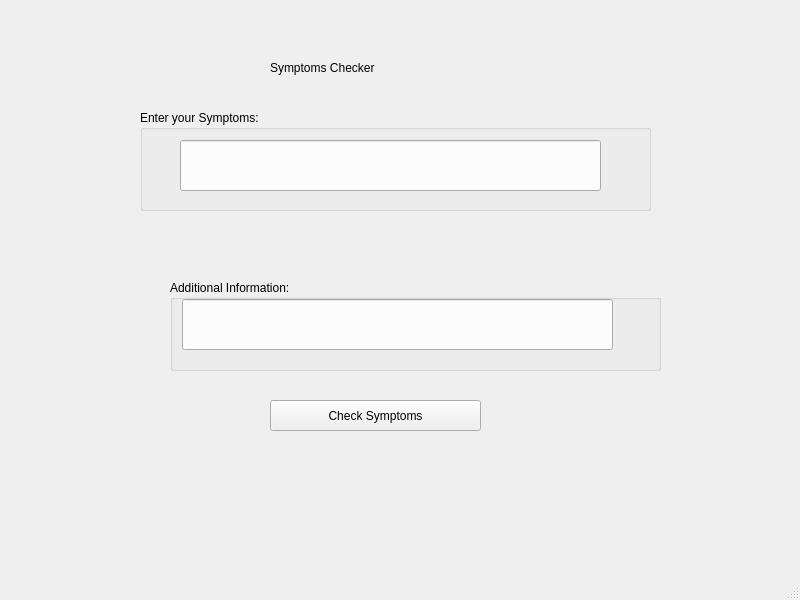
The window that Screens/Symptoms_checker.ui (Ghulam-Mustafa08291/IlajNow) describes before a commit, drawn with Qt 5.
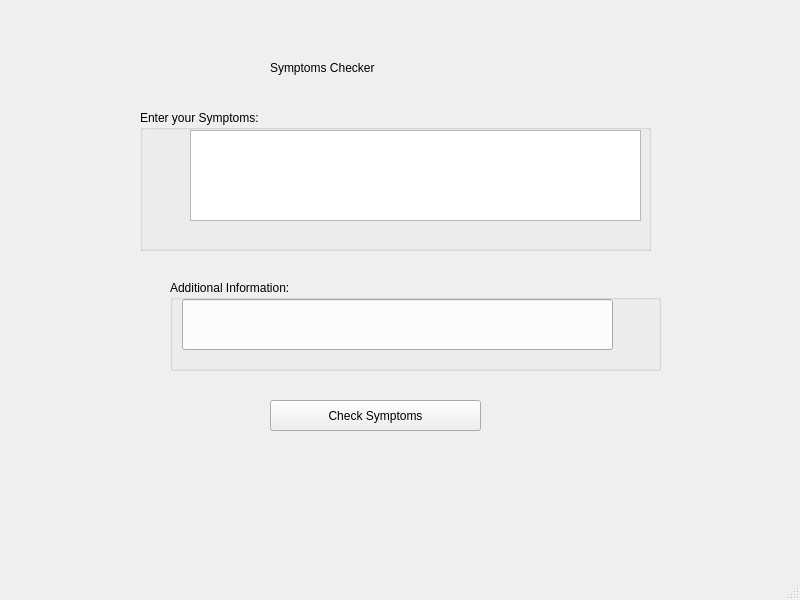
The same window after the commit.

Commit message: symptom checker and result implemented

Diff of the .ui file:
```diff
--- a/Screens/Symptoms_checker.ui
+++ b/Screens/Symptoms_checker.ui
@@ -40,16 +40,6 @@
      <string/>
     </property>
    </widget>
-   <widget class="QLineEdit" name="lineEdit">
-    <property name="geometry">
-     <rect>
-      <x>180</x>
-      <y>140</y>
-      <width>421</width>
-      <height>51</height>
-     </rect>
-    </property>
-   </widget>
    <widget class="QLineEdit" name="lineEdit_2">
     <property name="geometry">
      <rect>
@@ -92,12 +82,22 @@
       <x>140</x>
       <y>110</y>
       <width>511</width>
-      <height>101</height>
+      <height>141</height>
      </rect>
     </property>
     <property name="title">
      <string>Enter your Symptoms:</string>
     </property>
+    <widget class="QTextEdit" name="textEdit">
+     <property name="geometry">
+      <rect>
+       <x>50</x>
+       <y>20</y>
+       <width>451</width>
+       <height>91</height>
+      </rect>
+     </property>
+    </widget>
    </widget>
    <widget class="QGroupBox" name="groupBox_2">
     <property name="geometry">
```
Left out of the diff: 2 changed lines with no effect on the pictures. The commit also changes 2 other files.
